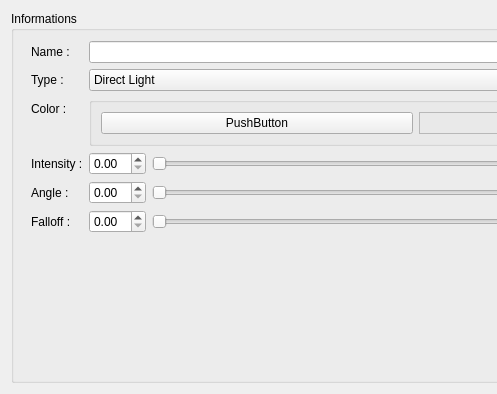
Above: Applications/MainApplication_BE/Gui/ui/LightCreator.ui from SylvainDeker/Radium-Engine before the change; both pictures show x 0 to 497 and y 0 to 394 of the 793 by 394 pixel window. Below: the same form after it.
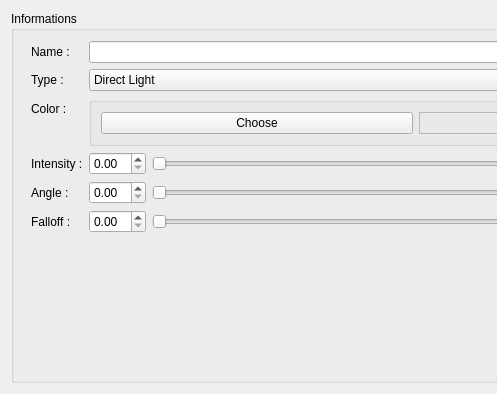
That is the form after the change.

Commit message: Gui if Light creator is made with revelant var  name

Patch:
```diff
--- a/Applications/MainApplication_BE/Gui/ui/LightCreator.ui
+++ b/Applications/MainApplication_BE/Gui/ui/LightCreator.ui
@@ -104,7 +104,7 @@
           <item>
            <widget class="QPushButton" name="pushButton_2">
             <property name="text">
-             <string>PushButton</string>
+             <string>Choose</string>
             </property>
            </widget>
           </item>
```
Left out of the diff: 40 changed lines with no effect on the pictures.
